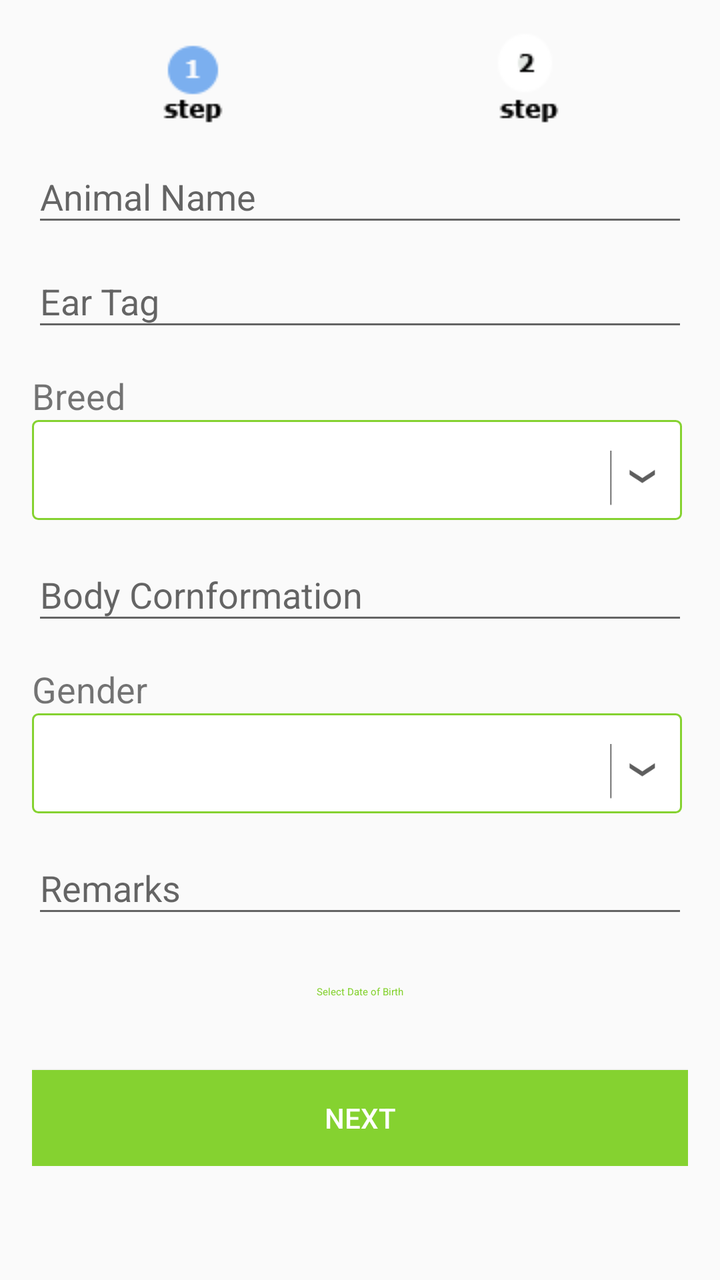
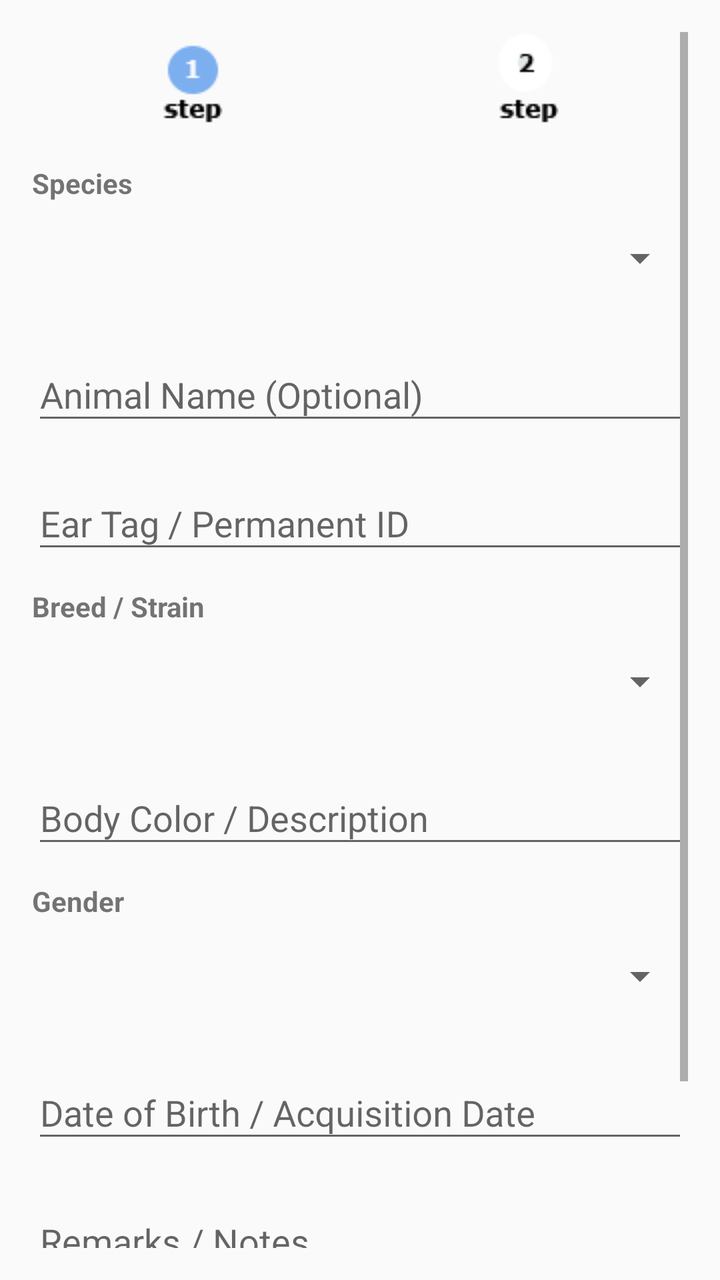

Two renders of the same Android screen: before a commit and after it. Below are the layout's source before the change and the commit's diff.
<!-- AndroidManifest.xml: application theme AppTheme -->
<!-- res/layout/content_register.xml -->
<?xml version="1.0" encoding="utf-8"?>
<RelativeLayout xmlns:android="http://schemas.android.com/apk/res/android"
    xmlns:app="http://schemas.android.com/apk/res-auto"
    xmlns:tools="http://schemas.android.com/tools"
    android:layout_width="match_parent"
    android:layout_height="match_parent"
    android:paddingBottom="@dimen/activity_vertical_margin"
    android:paddingLeft="@dimen/activity_horizontal_margin"
    android:paddingRight="@dimen/activity_horizontal_margin"
    android:paddingTop="@dimen/activity_vertical_margin"
    app:layout_behavior="@string/appbar_scrolling_view_behavior"
    tools:context="dev.mfarm.com.mfarm.RegisterActivity"
    tools:showIn="@layout/activity_register">

    <ScrollView
        android:layout_width="match_parent"
        android:layout_height="match_parent">

        <LinearLayout
            android:layout_width="match_parent"
            android:orientation="vertical"
            android:layout_height="match_parent">


            <LinearLayout
                android:orientation="horizontal"
                android:id="@+id/topeth"
                android:layout_width="match_parent"
                android:weightSum="2"
                android:layout_height="wrap_content"
                >
                <ImageView
                    android:layout_width="wrap_content"
                    android:layout_height="wrap_content"
                    android:id="@+id/imgstep1"
                    android:layout_weight="1"
                    android:src="@drawable/active_step1"/>

                <ImageView
                    android:layout_width="wrap_content"
                    android:layout_weight="1"
                    android:id="@+id/imgsteptwo"
                    android:layout_height="wrap_content"
                    android:src="@drawable/inactive_step"/>

            </LinearLayout>

            <com.google.android.material.textfield.TextInputLayout
                android:id="@+id/til1"
                android:layout_width="fill_parent"
                android:layout_height="wrap_content">
                <EditText
                    android:id="@+id/edtname"
                    android:layout_width="fill_parent"
                    android:layout_height="wrap_content"
                    android:inputType="textEmailAddress"
                    android:hint="Animal Name"/>
            </com.google.android.material.textfield.TextInputLayout>

            <com.google.android.material.textfield.TextInputLayout
                android:id="@+id/tiltag"
                android:layout_width="fill_parent"
                android:layout_height="wrap_content">
                <EditText
                    android:id="@+id/edteartag"
                    android:layout_width="fill_parent"
                    android:layout_height="wrap_content"
                    android:inputType="textEmailAddress"
                    android:hint="Ear Tag"/>
            </com.google.android.material.textfield.TextInputLayout>


            <TextView
                android:layout_width="wrap_content"
                android:layout_height="wrap_content"
                android:text="Breed"
                android:textSize="18sp"
                android:layout_below="@+id/til1"
                android:id="@+id/txtcategory"
                android:layout_marginTop="15dp"
                />

            <RelativeLayout
                android:layout_width="match_parent"
                android:layout_below="@+id/txtcategory"
                android:id="@+id/relabreed"
                android:layout_height="50dp"
                android:layout_marginTop="0dp"
                android:layout_marginRight="3dp"
                android:layout_weight=".28"
                android:background="@drawable/spinner"

                android:orientation="horizontal">

                <Spinner
                    android:id="@+id/edtbreed"
                    android:layout_width="match_parent"
                    android:layout_height="wrap_content"
                    android:layout_centerVertical="true"
                    android:layout_gravity="center"
                    android:background="@android:color/transparent"
                    android:gravity="center"
                    android:layout_marginLeft="5dp"
                    android:spinnerMode="dropdown" />

                <ImageView
                    android:layout_width="50dp"
                    android:layout_height="wrap_content"
                    android:layout_alignParentRight="true"
                    android:layout_gravity="right"
                    android:src="@drawable/spinnerb" />

            </RelativeLayout>





            <com.google.android.material.textfield.TextInputLayout
                android:id="@+id/til5"
                android:layout_marginTop="5dp"
                android:layout_width="fill_parent"
                android:layout_below="@+id/relabreed"
                android:layout_height="wrap_content">

                <EditText
                    android:id="@+id/edtbodyconformance"
                    android:layout_width="fill_parent"
                    android:layout_height="wrap_content"
                    android:inputType="textEmailAddress"
                    android:hint="Body Cornformation"/>
            </com.google.android.material.textfield.TextInputLayout>

            <TextView
                android:layout_width="wrap_content"
                android:layout_height="wrap_content"
                android:text="Gender"
                android:textSize="18sp"
                android:layout_below="@+id/til5"
                android:id="@+id/txtgender"
                android:layout_marginTop="15dp"
                />

            <RelativeLayout
                android:layout_width="match_parent"
                android:layout_below="@+id/txtgender"
                android:id="@+id/relagender"
                android:layout_height="50dp"
                android:layout_marginTop="0dp"
                android:layout_marginRight="3dp"
                android:layout_weight=".28"
                android:background="@drawable/spinner"

                android:orientation="horizontal">

                <Spinner
                    android:id="@+id/spngender"
                    android:layout_width="match_parent"
                    android:layout_height="wrap_content"
                    android:layout_centerVertical="true"
                    android:layout_gravity="center"
                    android:background="@android:color/transparent"
                    android:gravity="center"
                    android:layout_marginLeft="5dp"
                    android:spinnerMode="dropdown" />

                <ImageView
                    android:layout_width="50dp"
                    android:layout_height="wrap_content"
                    android:layout_alignParentRight="true"
                    android:layout_gravity="right"
                    android:src="@drawable/spinnerb" />

            </RelativeLayout>

            <com.google.android.material.textfield.TextInputLayout
                android:id="@+id/til6"
                android:layout_marginTop="5dp"
                android:layout_width="fill_parent"
                android:layout_below="@+id/relagender"
                android:layout_height="wrap_content">
                <EditText
                    android:id="@+id/edtbodycolor"
                    android:layout_width="fill_parent"
                    android:layout_height="wrap_content"
                    android:inputType="textEmailAddress"
                    android:hint="Remarks"/>
            </com.google.android.material.textfield.TextInputLayout>

            <Button
                android:id="@+id/btndate"
                android:layout_width="match_parent"
                android:layout_height="wrap_content"
                android:layout_marginTop="8dp"
                android:text="Select Date of Birth"
                style="@style/Widget.MaterialComponents.Button.OutlinedButton"/>





            <Button
                android:layout_width="match_parent"
                android:layout_height="wrap_content"
                android:text="NEXT"
                android:layout_marginTop="15dp"
                android:textColor="@color/whitecolor"
                android:id="@+id/btnsave"
                android:background="@color/colorPrimary"
                android:layout_below="@+id/til6"
                android:layout_alignParentLeft="true"
                android:layout_alignParentStart="true" />




        </LinearLayout>

    </ScrollView>

</RelativeLayout>
<!-- res/layout/activity_register.xml (included above) -->
<?xml version="1.0" encoding="utf-8"?>
<androidx.coordinatorlayout.widget.CoordinatorLayout xmlns:android="http://schemas.android.com/apk/res/android"
    xmlns:app="http://schemas.android.com/apk/res-auto"
    xmlns:tools="http://schemas.android.com/tools"
    android:layout_width="match_parent"
    android:layout_height="match_parent"
    android:fitsSystemWindows="true"
    tools:context="dev.mfarm.com.mfarm.RegisterActivity">

    <com.google.android.material.appbar.AppBarLayout
        android:layout_width="match_parent"
        android:layout_height="wrap_content"
        android:theme="@style/AppTheme.AppBarOverlay">

        <androidx.appcompat.widget.Toolbar
            android:id="@+id/toolbar"
            android:layout_width="match_parent"
            android:layout_height="?attr/actionBarSize"
            android:background="?attr/colorPrimary"
            app:popupTheme="@style/AppTheme.PopupOverlay" />

    </com.google.android.material.appbar.AppBarLayout>

    <include layout="@layout/content_register" />



</androidx.coordinatorlayout.widget.CoordinatorLayout>
<!-- resources referenced by this layout -->
<resources>
  <color name="colorPrimary">#85d230</color>
  <color name="whitecolor">#FFFFFF</color>
  <dimen name="activity_horizontal_margin">16dp</dimen>
  <dimen name="activity_vertical_margin">16dp</dimen>
  <!-- drawable active_step1: png bitmap (drawable, 3526 bytes) -->
  <!-- drawable inactive_step: png bitmap (drawable, 3682 bytes) -->
  <!-- drawable spinner (drawable) -->
  <?xml version="1.0" encoding="utf-8"?>
  <shape
      xmlns:android="http://schemas.android.com/apk/res/android" android:shape="rectangle">
      <solid android:color="#ffffff" />
      <stroke android:width="1dp" android:color="@color/colorPrimary" />
      <corners android:radius="2.5dp" />
  </shape>
  <!-- drawable spinnerb: png bitmap (drawable, 3797 bytes) -->
  <style name="AppTheme.AppBarOverlay" parent="ThemeOverlay.AppCompat.Dark.ActionBar" />
  <style name="AppTheme.PopupOverlay" parent="ThemeOverlay.AppCompat.Light" />
  <style name="AppTheme" parent="Theme.AppCompat.Light.DarkActionBar">
          
          <item name="colorPrimary">@color/colorPrimary</item>
          <item name="colorPrimaryDark">@color/colorPrimary</item>
          <item name="colorAccent">@color/colorAccent</item>
      </style>
  <color name="colorAccent">#FF4081</color>
</resources>

<!-- the commit's change to res/layout/content_register.xml (unified diff, before → after) -->
@@ -4,10 +4,10 @@
     xmlns:tools="http://schemas.android.com/tools"
     android:layout_width="match_parent"
     android:layout_height="match_parent"
-    android:paddingBottom="@dimen/activity_vertical_margin"
-    android:paddingLeft="@dimen/activity_horizontal_margin"
-    android:paddingRight="@dimen/activity_horizontal_margin"
-    android:paddingTop="@dimen/activity_vertical_margin"
+    android:paddingBottom="16dp"
+    android:paddingLeft="16dp"
+    android:paddingRight="16dp"
+    android:paddingTop="16dp"
     app:layout_behavior="@string/appbar_scrolling_view_behavior"
     tools:context="dev.mfarm.com.mfarm.RegisterActivity"
     tools:showIn="@layout/activity_register">
@@ -19,8 +19,7 @@
         <LinearLayout
             android:layout_width="match_parent"
             android:orientation="vertical"
-            android:layout_height="match_parent">
-
+            android:layout_height="wrap_content">
 
             <LinearLayout
                 android:orientation="horizontal"
@@ -28,196 +27,136 @@
                 android:layout_width="match_parent"
                 android:weightSum="2"
                 android:layout_height="wrap_content"
-                >
+                android:layout_marginBottom="16dp">
                 <ImageView
-                    android:layout_width="wrap_content"
+                    android:layout_width="0dp"
                     android:layout_height="wrap_content"
                     android:id="@+id/imgstep1"
                     android:layout_weight="1"
                     android:src="@drawable/active_step1"/>
 
                 <ImageView
-                    android:layout_width="wrap_content"
+                    android:layout_width="0dp"
                     android:layout_weight="1"
                     android:id="@+id/imgsteptwo"
                     android:layout_height="wrap_content"
                     android:src="@drawable/inactive_step"/>
+            </LinearLayout>
 
-            </LinearLayout>
+            <TextView
+                android:layout_width="wrap_content"
+                android:layout_height="wrap_content"
+                android:text="Species"
+                android:textStyle="bold"
+                android:layout_marginBottom="4dp" />
+
+            <Spinner
+                android:id="@+id/spinnerSpecies"
+                android:layout_width="match_parent"
+                android:layout_height="48dp"
+                android:layout_marginBottom="12dp" />
 
             <com.google.android.material.textfield.TextInputLayout
                 android:id="@+id/til1"
-                android:layout_width="fill_parent"
-                android:layout_height="wrap_content">
-                <EditText
+                android:layout_width="match_parent"
+                android:layout_height="wrap_content"
+                android:layout_marginBottom="12dp">
+                <com.google.android.material.textfield.TextInputEditText
                     android:id="@+id/edtname"
-                    android:layout_width="fill_parent"
+                    android:layout_width="match_parent"
                     android:layout_height="wrap_content"
-                    android:inputType="textEmailAddress"
-                    android:hint="Animal Name"/>
+                    android:inputType="textCapWords"
+                    android:hint="Animal Name (Optional)"/>
             </com.google.android.material.textfield.TextInputLayout>
 
             <com.google.android.material.textfield.TextInputLayout
                 android:id="@+id/tiltag"
-                android:layout_width="fill_parent"
-                android:layout_height="wrap_content">
-                <EditText
+                android:layout_width="match_parent"
+                android:layout_height="wrap_content"
+                android:layout_marginBottom="12dp">
+                <com.google.android.material.textfield.TextInputEditText
                     android:id="@+id/edteartag"
-                    android:layout_width="fill_parent"
+                    android:layout_width="match_parent"
                     android:layout_height="wrap_content"
-                    android:inputType="textEmailAddress"
-                    android:hint="Ear Tag"/>
+                    android:inputType="textCapCharacters"
+                    android:hint="Ear Tag / Permanent ID"/>
             </com.google.android.material.textfield.TextInputLayout>
-
 
             <TextView
                 android:layout_width="wrap_content"
                 android:layout_height="wrap_content"
-                android:text="Breed"
-                android:textSize="18sp"
-                android:layout_below="@+id/til1"
-                android:id="@+id/txtcategory"
-                android:layout_marginTop="15dp"
-                />
+                android:text="Breed / Strain"
+                android:textStyle="bold"
+                android:layout_marginBottom="4dp" />
 
-            <RelativeLayout
+            <Spinner
+                android:id="@+id/edtbreed"
                 android:layout_width="match_parent"
-                android:layout_below="@+id/txtcategory"
-                android:id="@+id/relabreed"
-                android:layout_height="50dp"
-                android:layout_marginTop="0dp"
-                android:layout_marginRight="3dp"
-                android:layout_weight=".28"
-                android:background="@drawable/spinner"
-
-                android:orientation="horizontal">
-
-                <Spinner
-                    android:id="@+id/edtbreed"
-                    android:layout_width="match_parent"
-                    android:layout_height="wrap_content"
-                    android:layout_centerVertical="true"
-                    android:layout_gravity="center"
-                    android:background="@android:color/transparent"
-                    android:gravity="center"
-                    android:layout_marginLeft="5dp"
-                    android:spinnerMode="dropdown" />
-
-                <ImageView
-                    android:layout_width="50dp"
-                    android:layout_height="wrap_content"
-                    android:layout_alignParentRight="true"
-                    android:layout_gravity="right"
-                    android:src="@drawable/spinnerb" />
-
-            </RelativeLayout>
-
-
-
-
+                android:layout_height="48dp"
+                android:layout_marginBottom="12dp" />
 
             <com.google.android.material.textfield.TextInputLayout
                 android:id="@+id/til5"
-                android:layout_marginTop="5dp"
-                android:layout_width="fill_parent"
-                android:layout_below="@+id/relabreed"
-                android:layout_height="wrap_content">
-
-                <EditText
+                android:layout_width="match_parent"
+                android:layout_height="wrap_content"
+                android:layout_marginBottom="12dp">
+                <com.google.android.material.textfield.TextInputEditText
                     android:id="@+id/edtbodyconformance"
-                    android:layout_width="fill_parent"
+                    android:layout_width="match_parent"
                     android:layout_height="wrap_content"
-                    android:inputType="textEmailAddress"
-                    android:hint="Body Cornformation"/>
+                    android:inputType="textCapWords"
+                    android:hint="Body Color / Description"/>
             </com.google.android.material.textfield.TextInputLayout>
 
             <TextView
                 android:layout_width="wrap_content"
                 android:layout_height="wrap_content"
                 android:text="Gender"
-                android:textSize="18sp"
-                android:layout_below="@+id/til5"
-                android:id="@+id/txtgender"
-                android:layout_marginTop="15dp"
-                />
+                android:textStyle="bold"
+                android:layout_marginBottom="4dp" />
 
-            <RelativeLayout
+            <Spinner
+                android:id="@+id/spngender"
                 android:layout_width="match_parent"
-                android:layout_below="@+id/txtgender"
-                android:id="@+id/relagender"
-                android:layout_height="50dp"
-                android:layout_marginTop="0dp"
-                android:layout_marginRight="3dp"
-                android:layout_weight=".28"
-                android:background="@drawable/spinner"
+                android:layout_height="48dp"
+                android:layout_marginBottom="12dp" />
 
-                android:orientation="horizontal">
-
-                <Spinner
-                    android:id="@+id/spngender"
+            <com.google.android.material.textfield.TextInputLayout
+                android:layout_width="match_parent"
+                android:layout_height="wrap_content"
+                android:layout_marginBottom="12dp">
+                <com.google.android.material.textfield.TextInputEditText
+                    android:id="@+id/edtdob"
                     android:layout_width="match_parent"
                     android:layout_height="wrap_content"
-                    android:layout_centerVertical="true"
-                    android:layout_gravity="center"
-                    android:background="@android:color/transparent"
-                    android:gravity="center"
-                    android:layout_marginLeft="5dp"
-                    android:spinnerMode="dropdown" />
-
-                <ImageView
-                    android:layout_width="50dp"
-                    android:layout_height="wrap_content"
-                    android:layout_alignParentRight="true"
-                    android:layout_gravity="right"
-                    android:src="@drawable/spinnerb" />
-
-            </RelativeLayout>
+                    android:focusable="false"
+                    android:clickable="true"
+                    android:hint="Date of Birth / Acquisition Date"/>
+            </com.google.android.material.textfield.TextInputLayout>
 
             <com.google.android.material.textfield.TextInputLayout
                 android:id="@+id/til6"
-                android:layout_marginTop="5dp"
-                android:layout_width="fill_parent"
-                android:layout_below="@+id/relagender"
-                android:layout_height="wrap_content">
-                <EditText
+                android:layout_width="match_parent"
+                android:layout_height="wrap_content"
+                android:layout_marginBottom="24dp">
+                <com.google.android.material.textfield.TextInputEditText
                     android:id="@+id/edtbodycolor"
-                    android:layout_width="fill_parent"
+                    android:layout_width="match_parent"
                     android:layout_height="wrap_content"
-                    android:inputType="textEmailAddress"
-                    android:hint="Remarks"/>
+                    android:inputType="textCapSentences"
+                    android:hint="Remarks / Notes"/>
             </com.google.android.material.textfield.TextInputLayout>
 
             <Button
-                android:id="@+id/btndate"
+                android:id="@+id/btnsave"
                 android:layout_width="match_parent"
-                android:layout_height="wrap_content"
-                android:layout_marginTop="8dp"
-                android:text="Select Date of Birth"
-                style="@style/Widget.MaterialComponents.Button.OutlinedButton"/>
-
-
-
-
-
-            <Button
-                android:layout_width="match_parent"
-                android:layout_height="wrap_content"
+                android:layout_height="56dp"
                 android:text="NEXT"
-                android:layout_marginTop="15dp"
-                android:textColor="@color/whitecolor"
-                android:id="@+id/btnsave"
-                android:background="@color/colorPrimary"
-                android:layout_below="@+id/til6"
-                android:layout_alignParentLeft="true"
-                android:layout_alignParentStart="true" />
-
-
-
+                android:textColor="@android:color/white"
+                android:backgroundTint="?attr/colorPrimary" />
 
         </LinearLayout>
-
     </ScrollView>
-
 </RelativeLayout>
 <!-- res/layout/activity_register.xml (included above) -->
 <?xml version="1.0" encoding="utf-8"?>
<!-- resource entries referenced after the edit -->
@@ -1,20 +1,8 @@
 <!-- resources referenced by this layout -->
 <resources>
   <color name="colorPrimary">#85d230</color>
-  <color name="whitecolor">#FFFFFF</color>
-  <dimen name="activity_horizontal_margin">16dp</dimen>
-  <dimen name="activity_vertical_margin">16dp</dimen>
   <!-- drawable active_step1: png bitmap (drawable, 3526 bytes) -->
   <!-- drawable inactive_step: png bitmap (drawable, 3682 bytes) -->
-  <!-- drawable spinner (drawable) -->
-  <?xml version="1.0" encoding="utf-8"?>
-  <shape
-      xmlns:android="http://schemas.android.com/apk/res/android" android:shape="rectangle">
-      <solid android:color="#ffffff" />
-      <stroke android:width="1dp" android:color="@color/colorPrimary" />
-      <corners android:radius="2.5dp" />
-  </shape>
-  <!-- drawable spinnerb: png bitmap (drawable, 3797 bytes) -->
   <style name="AppTheme.AppBarOverlay" parent="ThemeOverlay.AppCompat.Dark.ActionBar" />
   <style name="AppTheme.PopupOverlay" parent="ThemeOverlay.AppCompat.Light" />
   <style name="AppTheme" parent="Theme.AppCompat.Light.DarkActionBar">
